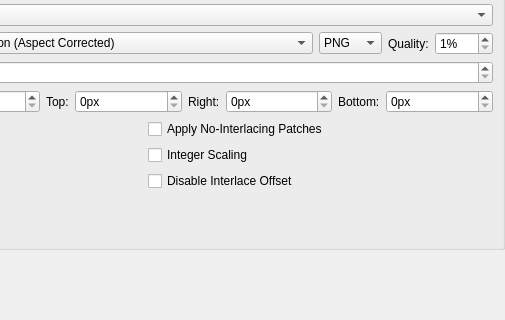
This is pcsx2-qt/Settings/GraphicsSettingsWidget.ui in PCSX2/pcsx2 as Qt 5 draws it before an edit; both pictures show x 215 to 720 and y 232 to 552 of the 720 by 552 pixel window. The edited form follows.
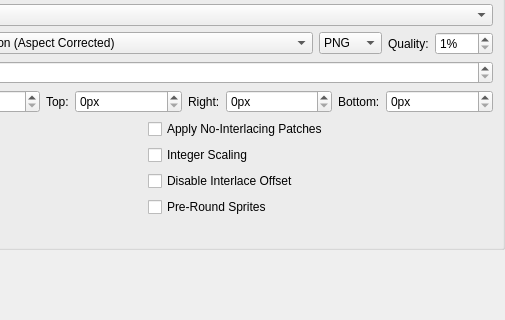
This is the edited form.

Commit message:
GS: Add Pre-Round Sprite hack
This attempts to preproduce hardware behaviour, but falls down in a bunch of cases, hence the hack.

Diff of the .ui file:
```diff
--- a/pcsx2-qt/Settings/GraphicsSettingsWidget.ui
+++ b/pcsx2-qt/Settings/GraphicsSettingsWidget.ui
@@ -446,6 +446,16 @@
            </property>
           </widget>
          </item>
+         <item row="3" column="1">
+          <widget class="QCheckBox" name="PreRoundSprites">
+           <property name="toolTip">
+            <string>Attempts to pre-round sprite texel coordinates to resolve rounding issues. Helpful for games such as Beyond Good and Evil, and Manhunt</string>
+           </property>
+           <property name="text">
+            <string>Pre-Round Sprites</string>
+           </property>
+          </widget>
+         </item>
         </layout>
        </item>
       </layout>
```
The commit also changes 6 other files.
